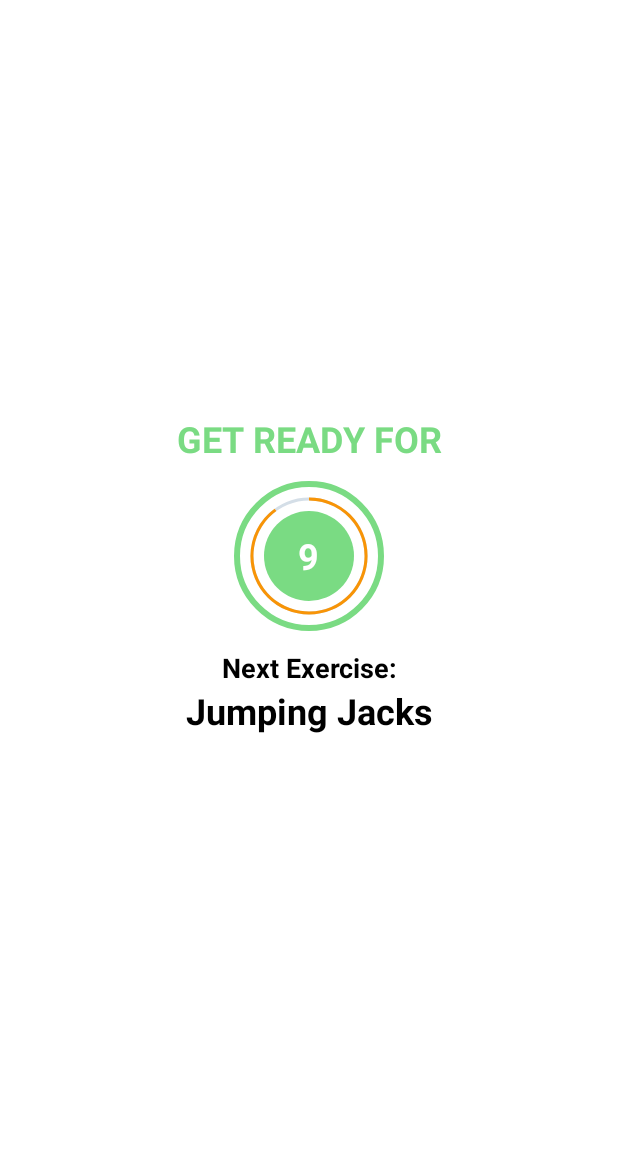
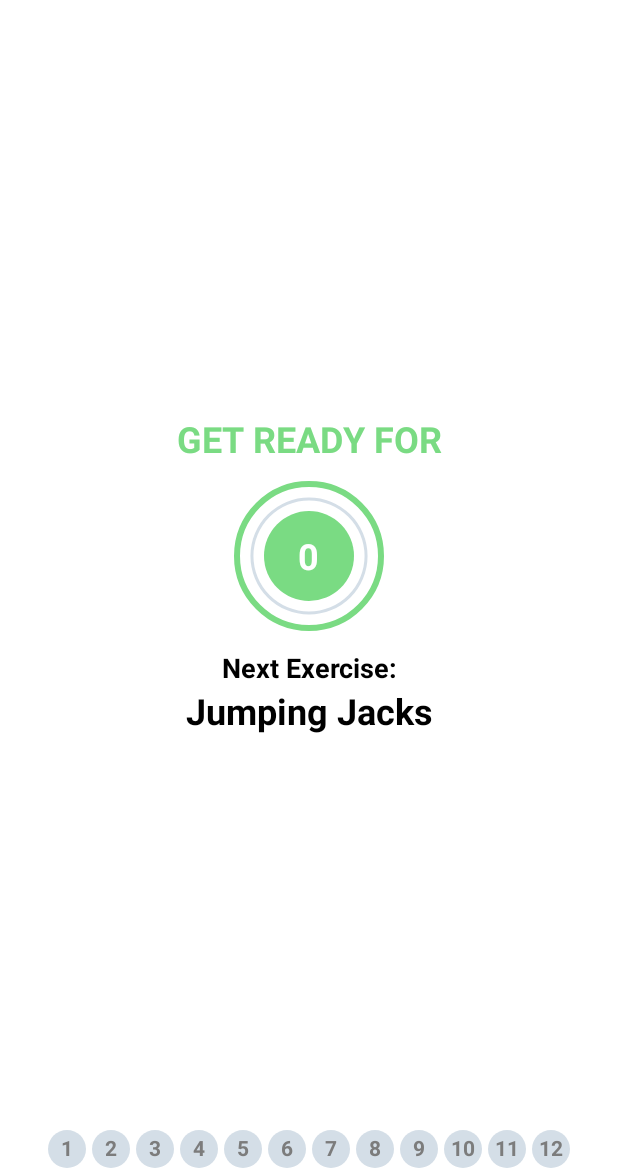
Before and after one commit to kyle-gonzales/7-minute-workout-android-app, an Android app: the ExerciseActivity screen opened directly, with no data from a screen before it, on a phone screen of 412 x 824 dp, the part 62-1236 px from its top. Run offline under Robolectric (Android 15) with nearby library versions, the phone set to English and light mode, and no system bars.

Commit message:
added recycler view for exercise progression

```diff
--- a/app/src/main/java/com/example/a7minuteworkoutapp/ExerciseActivity.kt
+++ b/app/src/main/java/com/example/a7minuteworkoutapp/ExerciseActivity.kt
@@ -1,12 +1,15 @@
 package com.example.a7minuteworkoutapp
 
+import android.annotation.SuppressLint
 import android.media.MediaPlayer
 import android.os.*
 import androidx.appcompat.app.AppCompatActivity
 import android.speech.tts.TextToSpeech
 import android.view.View
 import android.widget.Toast
+import androidx.recyclerview.widget.LinearLayoutManager
 import com.example.a7minuteworkoutapp.databinding.ActivityExerciseBinding
+import com.example.a7minuteworkoutapp.databinding.RecyclerviewExerciseBinding
 import java.util.*
 import kotlin.collections.ArrayList
 
@@ -17,18 +20,16 @@ class ExerciseActivity : AppCompatActivity(), TextToSpeech.OnInitListener {
     private var lowBeepPlayer: MediaPlayer? = null
     private var highBeepPlayer: MediaPlayer? = null
 
-
-
     // rest timer
     private var restTimer: CountDownTimer? = null
-    private var restDuration: Long = 10000
+    private var restDuration: Long = 1000
     private var restPauseOffset: Long = 0
     private var restProgress = (restDuration/1000).toInt()
     private var restMaxProgress = (restDuration/1000).toInt()
 
     //exercise timer
     private var exerciseTimer: CountDownTimer? = null
-    private var exerciseDuration: Long = 10000
+    private var exerciseDuration: Long = 1000
     private var exercisePauseOffset : Long = 0
     private var exerciseProgress = (exerciseDuration/1000).toInt()
     private var exerciseMaxProgress = (exerciseDuration/1000).toInt()
@@ -37,11 +38,19 @@ class ExerciseActivity : AppCompatActivity(), TextToSpeech.OnInitListener {
     private var workoutList : ArrayList<Exercise> = Constants.getDefaultWorkout()
     private var exerciseIndex : Int = 0
 
+    //recyclerView
+    private var exerciseAdapter : ExerciseAdapter? = null
+
     override fun onCreate(savedInstanceState: Bundle?) {
         super.onCreate(savedInstanceState)
         binding = ActivityExerciseBinding.inflate(layoutInflater)
         setContentView(binding?.root)
         tts = TextToSpeech(this@ExerciseActivity, this@ExerciseActivity)
+
+        // initializing the recycler view
+        exerciseAdapter = ExerciseAdapter(workoutList)
+        binding?.rvExercise?.adapter = exerciseAdapter
+        binding?.rvExercise?.layoutManager = LinearLayoutManager(this, LinearLayoutManager.HORIZONTAL, false)
         // create action bar
         setSupportActionBar(binding?.tbExercise)
         if(supportActionBar != null) {
@@ -60,13 +69,13 @@ class ExerciseActivity : AppCompatActivity(), TextToSpeech.OnInitListener {
             e.printStackTrace()
         }
 
+
         Handler(Looper.getMainLooper()).postDelayed({
             setRestTimer() // TODO: add progress bar
 //            Toast.makeText(this, "starting workout", Toast.LENGTH_SHORT).show()
         }, 1000)
     }
     private fun setRestTimer() {
-
         binding?.tvNextExercise?.text = workoutList[exerciseIndex].name
         binding?.tvExercise?.visibility = View.INVISIBLE
         binding?.flExerciseView?.visibility = View.INVISIBLE
@@ -106,7 +115,10 @@ class ExerciseActivity : AppCompatActivity(), TextToSpeech.OnInitListener {
                     highBeepPlayer?.start()
                 binding?.tvRestTimer?.text = "$restProgress"
             }
+            @SuppressLint("NotifyDataSetChanged")
             override fun onFinish() {
+                workoutList[exerciseIndex].isSelected = true
+                exerciseAdapter?.notifyDataSetChanged() //
                 setExerciseTimer()
             }
         }
@@ -154,7 +166,12 @@ class ExerciseActivity : AppCompatActivity(), TextToSpeech.OnInitListener {
                     highBeepPlayer?.start()
                 binding?.tvExerciseTimer?.text = "$exerciseProgress"
             }
+            @SuppressLint("NotifyDataSetChanged")
             override fun onFinish() {
+
+                workoutList[exerciseIndex].isSelected = false
+                workoutList[exerciseIndex].isCompleted = true
+                exerciseAdapter?.notifyDataSetChanged()
                 if (exerciseIndex+1 < workoutList.size){
                     exerciseIndex++
                     setRestTimer()
--- /dev/null
+++ b/app/src/main/java/com/example/a7minuteworkoutapp/MainAdapter.kt
@@ -0,0 +1,56 @@
+package com.example.a7minuteworkoutapp
+
+import android.annotation.SuppressLint
+import android.graphics.Color
+import android.view.LayoutInflater
+import android.view.ViewGroup
+import androidx.core.content.ContextCompat
+import androidx.recyclerview.widget.RecyclerView
+import com.example.a7minuteworkoutapp.databinding.RecyclerviewExerciseBinding
+
+class ExerciseAdapter(private val workout: ArrayList<Exercise>) : RecyclerView.Adapter<ExerciseAdapter.ExerciseHolder>() {
+
+
+    // holder binds the item of the recyclerView to the model
+    inner class ExerciseHolder(private val binding : RecyclerviewExerciseBinding) : RecyclerView.ViewHolder(binding.root) {
+        @SuppressLint("ResourceAsColor")
+        fun bindItems(exercise: Exercise) {
+            binding.tvItem.text = "${exercise.id}"
+
+            when {
+                exercise.isSelected -> {
+                    binding.tvItem.background = ContextCompat.getDrawable(this.itemView.context, R.drawable.item_circular_color_accent_border)
+                    binding.tvItem.setTextColor(ContextCompat.getColor(this.itemView.context, R.color.primary_green))
+                }
+                exercise.isCompleted -> {
+                    binding.tvItem.background = ContextCompat.getDrawable(this.itemView.context, R.drawable.item_circular_color_accent_background)
+                    binding.tvItem.setTextColor(ContextCompat.getColor(this.itemView.context, R.color.white))
+                }
+                else -> {
+                    binding.tvItem.background = ContextCompat.getDrawable(this.itemView.context, R.drawable.item_circular_grey_background)
+                    binding.tvItem.setTextColor(ContextCompat.getColor(this.itemView.context, R.color.primary_text_grey))
+                }
+            }
+
+
+        }
+    }
+
+    // returns the view holder; inflates the recyclerView with viewBinding
+    override fun onCreateViewHolder(parent: ViewGroup, viewType: Int): ExerciseHolder {
+        return ExerciseHolder(RecyclerviewExerciseBinding.inflate(LayoutInflater.from(parent.context), parent, false))
+    }
+
+    // specifies how the adapter gets the data from the model's list
+    override fun onBindViewHolder(holder: ExerciseHolder, position: Int) {
+        val exercise = workout[position]
+
+        holder.bindItems(exercise)
+
+    }
+
+    override fun getItemCount(): Int {
+        return workout.size
+    }
+
+}
--- /dev/null
+++ b/app/src/main/res/drawable/item_circular_grey_background.xml
@@ -0,0 +1,7 @@
+<?xml version="1.0" encoding="utf-8"?>
+<shape xmlns:android="http://schemas.android.com/apk/res/android"
+    android:shape="oval"
+    >
+    <solid android:color="@color/accent_grey"/>
+
+</shape>
--- a/app/src/main/res/layout/activity_exercise.xml
+++ b/app/src/main/res/layout/activity_exercise.xml
@@ -189,5 +189,18 @@
 
     </FrameLayout>
 
+    <androidx.recyclerview.widget.RecyclerView
+        android:id="@+id/rvExercise"
+        android:layout_width="wrap_content"
+        android:layout_height="wrap_content"
+        android:layout_margin="2dp"
+        app:layout_constraintBottom_toBottomOf="parent"
+        app:layout_constraintStart_toStartOf="parent"
+        app:layout_constraintEnd_toEndOf="parent"
+
+        tools:listitem="@layout/recyclerview_exercise"
+        />
+
+
 
 </androidx.constraintlayout.widget.ConstraintLayout>
--- a/app/src/main/res/layout/activity_main.xml
+++ b/app/src/main/res/layout/activity_main.xml
@@ -38,4 +38,5 @@
             />
     </FrameLayout>
 
+
 </androidx.constraintlayout.widget.ConstraintLayout>
--- /dev/null
+++ b/app/src/main/res/layout/recyclerview_exercise.xml
@@ -0,0 +1,16 @@
+<?xml version="1.0" encoding="utf-8"?>
+<TextView
+    xmlns:android="http://schemas.android.com/apk/res/android"
+    xmlns:tools="http://schemas.android.com/tools"
+    android:id="@+id/tvItem"
+    android:layout_width="25dp"
+    android:layout_height="25dp"
+    android:textAlignment="center"
+    android:textColor="@color/primary_text_grey"
+    android:textStyle="bold"
+    android:textSize="@dimen/rv_text_size"
+    android:background="@drawable/item_circular_grey_background"
+    android:padding="2dp"
+    android:layout_margin="2dp"
+    tools:text = "1"
+    />
--- a/app/src/main/res/values/dimens.xml
+++ b/app/src/main/res/values/dimens.xml
@@ -4,5 +4,6 @@
     <dimen name= "main_screen_main_layout_padding">8dp</dimen>
     <dimen name="default_button_text_size">24sp</dimen>
     <dimen name="accent_text_size">18sp</dimen>
+    <dimen name="rv_text_size">14sp</dimen>
 
 </resources>
```
Also changed, not shown: app/src/main/AndroidManifest.xml (+8 -1 lines), app/src/main/java/com/example/a7minuteworkoutapp/FinishActivity.kt (added, +11 -0 lines), app/src/main/res/layout/activity_finish.xml (added, +9 -0 lines).
